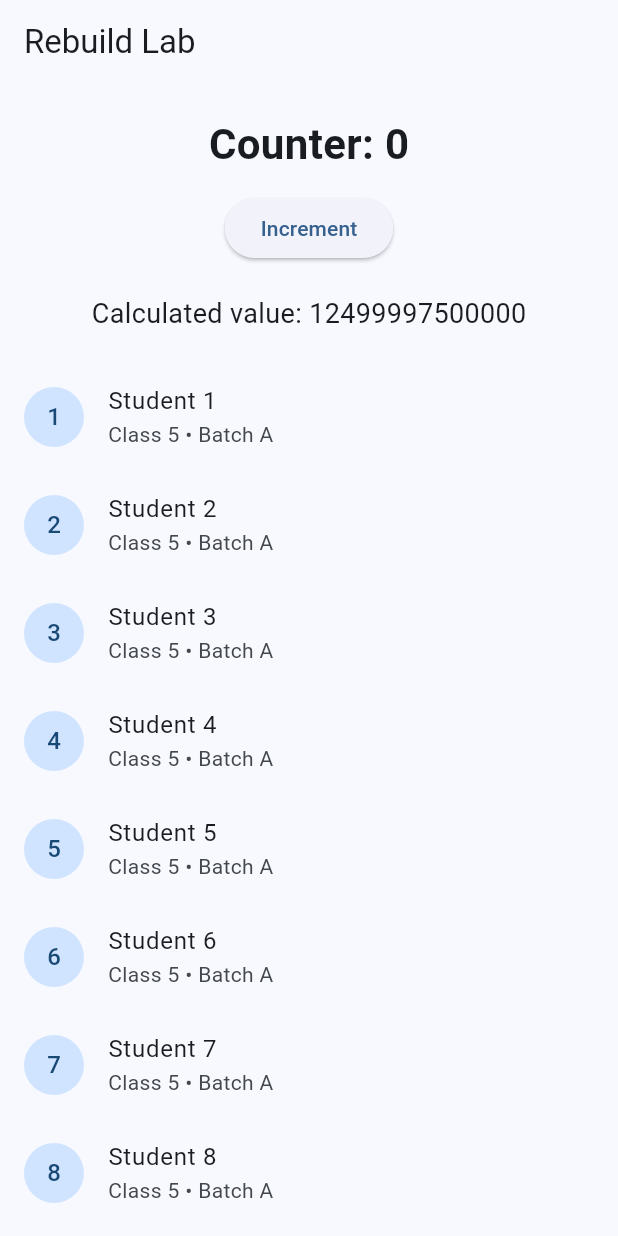
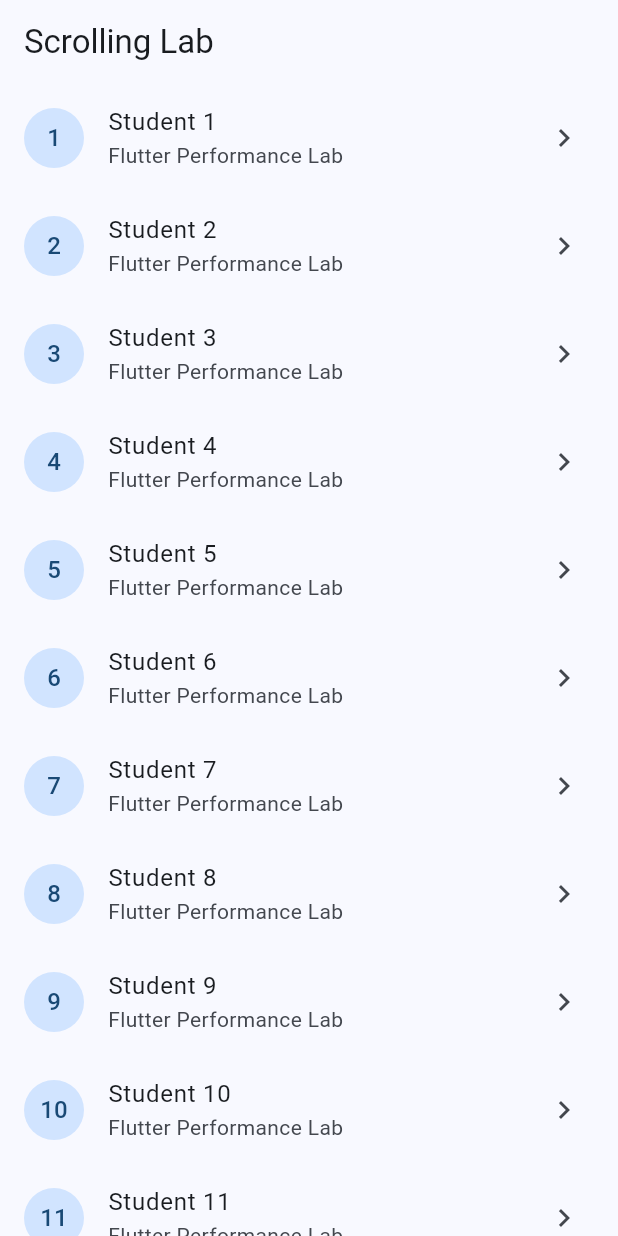
Before and after one commit to KabirFirm/flutter-performance, a Flutter app: the screen it shows after launch, on a phone screen of 412 x 824 dp. Run offline on Flutter 3.47's test engine with Material 3 defaults, Android fonts, the light colour scheme and no system bars.

Commit message:
Implement Scrolling Lab for baseline performance testing
*   Created the `scrolling_lab` feature to analyze list performance, frame rendering, and jank.
*   Implemented `ScrollingLabPage` and `StudentList` using `ListView.builder` to demonstrate lazy loading of 5,000 items.
*   Added `StudentCard` as a baseline list item for initial performance profiling.
*   Documented the experiment objective, DevTools workflow, and performance measurement principles in a new `README.md`.
*   Updated `main.dart` to set `ScrollingLabPage` as the application home screen.

```diff
--- /dev/null
+++ b/lib/features/scrolling_lab/presentation/pages/scrolling_lab_page.dart
@@ -0,0 +1,17 @@
+import 'package:flutter/material.dart';
+
+import '../widgets/student_list.dart';
+
+class ScrollingLabPage extends StatelessWidget {
+  const ScrollingLabPage({super.key});
+
+  @override
+  Widget build(BuildContext context) {
+    return Scaffold(
+      appBar: AppBar(
+        title: const Text('Scrolling Lab'),
+      ),
+      body: const StudentList(),
+    );
+  }
+}
--- /dev/null
+++ b/lib/features/scrolling_lab/presentation/widgets/student_list.dart
@@ -0,0 +1,38 @@
+import 'package:flutter/material.dart';
+
+class StudentList extends StatelessWidget {
+  const StudentList({super.key});
+
+  @override
+  Widget build(BuildContext context) {
+    return ListView.builder(
+      itemCount: 5000,
+      itemBuilder: (context, index) {
+        return StudentCard(
+          index: index,
+        );
+      },
+    );
+  }
+}
+
+class StudentCard extends StatelessWidget {
+  final int index;
+
+  const StudentCard({
+    super.key,
+    required this.index,
+  });
+
+  @override
+  Widget build(BuildContext context) {
+    return ListTile(
+      leading: CircleAvatar(
+        child: Text('${index + 1}'),
+      ),
+      title: Text('Student ${index + 1}'),
+      subtitle: const Text('Flutter Performance Lab'),
+      trailing: const Icon(Icons.chevron_right),
+    );
+  }
+}
--- a/lib/main.dart
+++ b/lib/main.dart
@@ -1,5 +1,6 @@
 import 'package:flutter/material.dart';
 import 'features/rebuild_lab/presentation/pages/rebuild_lab_page.dart';
+import 'features/scrolling_lab/presentation/pages/scrolling_lab_page.dart';
 
 void main() {
   runApp(const PerformanceLabApp());
@@ -19,7 +20,7 @@
         ),
         useMaterial3: true,
       ),
-      home: const RebuildLabPage(),
+      home: const ScrollingLabPage(),
     );
   }
 }
```
Also changed, not shown: 1 other file.
